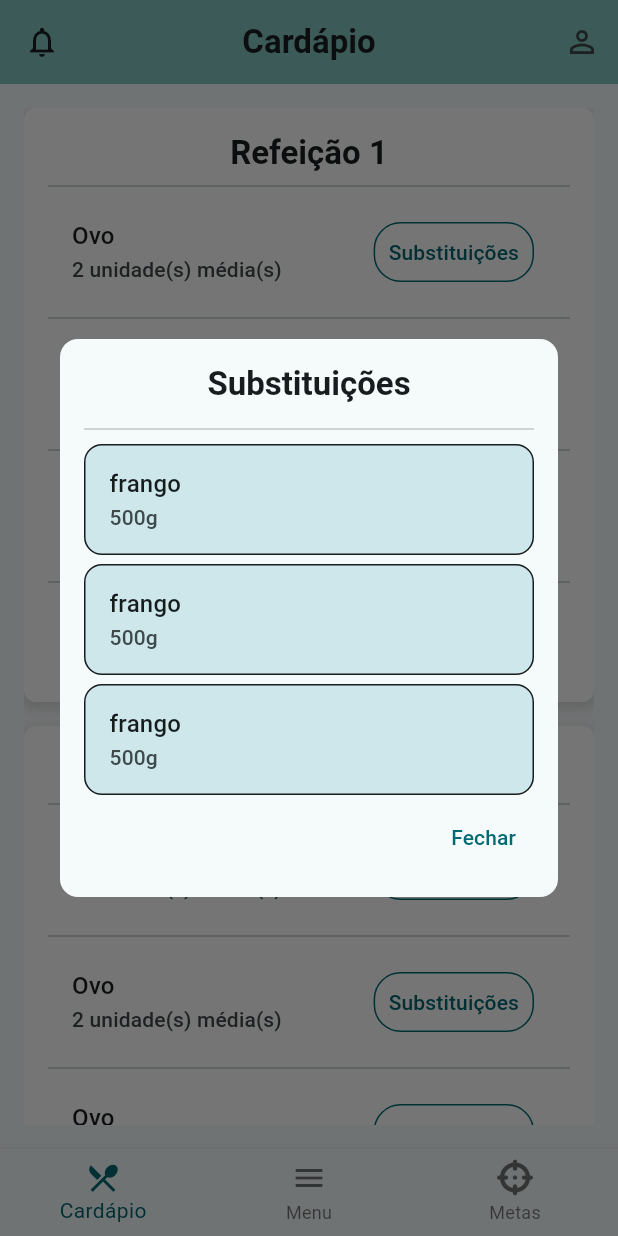
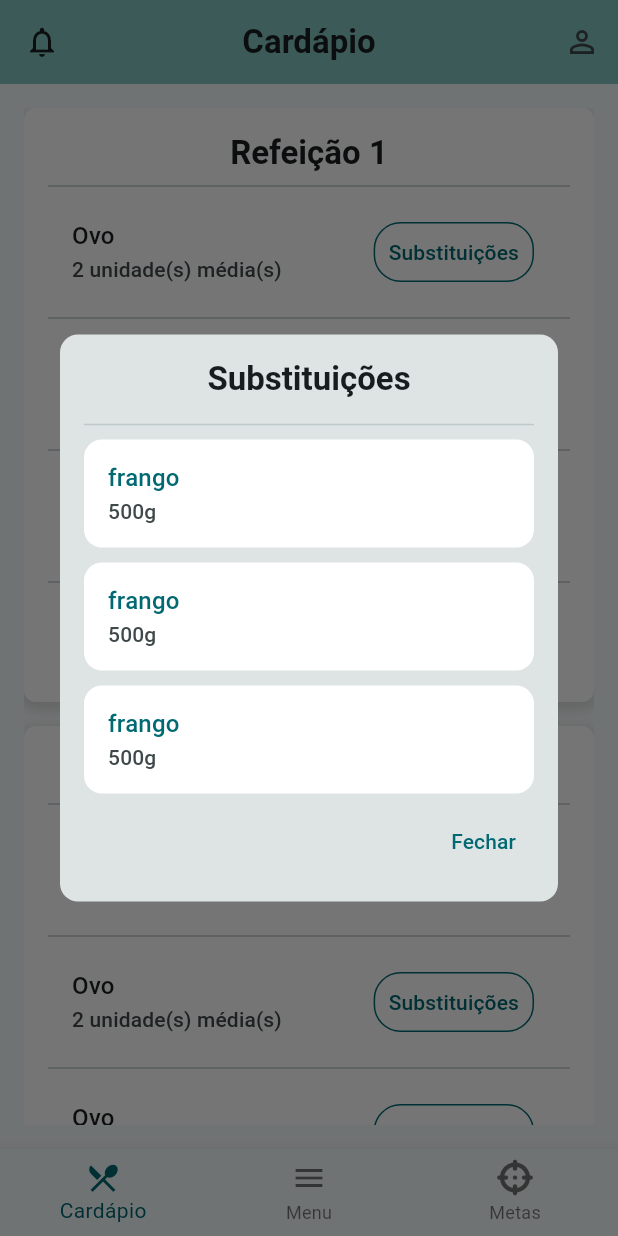
Before and after one commit to KaikeDias/nutri-app, a Flutter app: the screen it shows after launch, after a tap on "Substituições", on a phone screen of 412 x 824 dp. Run offline on Flutter 3.47's test engine with Material 3 defaults, Android fonts, the phone set to English and light mode, and no system bars; our stand-ins replace font_awesome_flutter.

Commit message:
refactor: change background color of the dialog and remove border of items

```diff
--- a/lib/app/menu/ui/components/substitutions_dialog.dart
+++ b/lib/app/menu/ui/components/substitutions_dialog.dart
@@ -22,6 +22,7 @@ class _SubstitutionsDialogState extends State<SubstitutionsDialog> {
       shape: RoundedRectangleBorder(
         borderRadius: BorderRadius.circular(12),
       ),
+      backgroundColor: Color(0xFFDEE4E4),
       child: Padding(
         padding: const EdgeInsets.all(16),
         child: Column(
@@ -41,19 +42,15 @@ class _SubstitutionsDialogState extends State<SubstitutionsDialog> {
               itemCount: substitutions.length,
               itemBuilder: (context, index) {
                 return Container(
-                  margin: const EdgeInsets.only(top: 2, bottom: 4),
+                  margin: const EdgeInsets.only(top: 2, bottom: 8),
                   decoration: BoxDecoration(
-                    border: Border.all(
-                      color: colorScheme.onSurface,
-                      width: 1.0,
-                    ),
                     borderRadius: BorderRadius.circular(12),
-                    color: colorScheme.secondaryContainer,
+                    color: Colors.white
                   ),
                   child: ListTile(
                     title: Text(
                       substitutions[index].name,
-                      style: textTheme.titleMedium,
+                      style: textTheme.titleMedium?.copyWith(color: colorScheme.primary),
                     ),
                     subtitle: Text(
                       substitutions[index].quantity,
```
